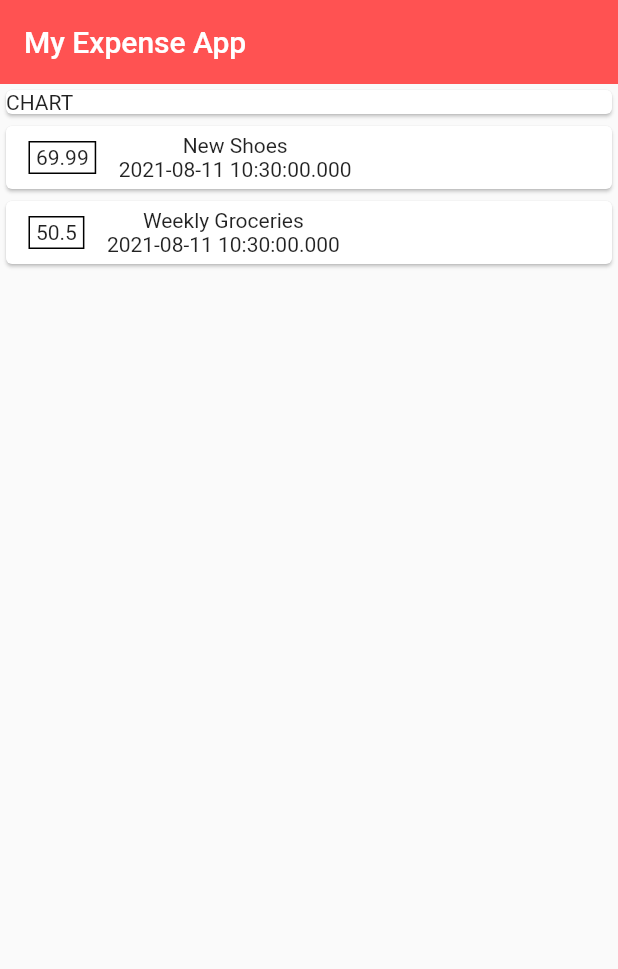
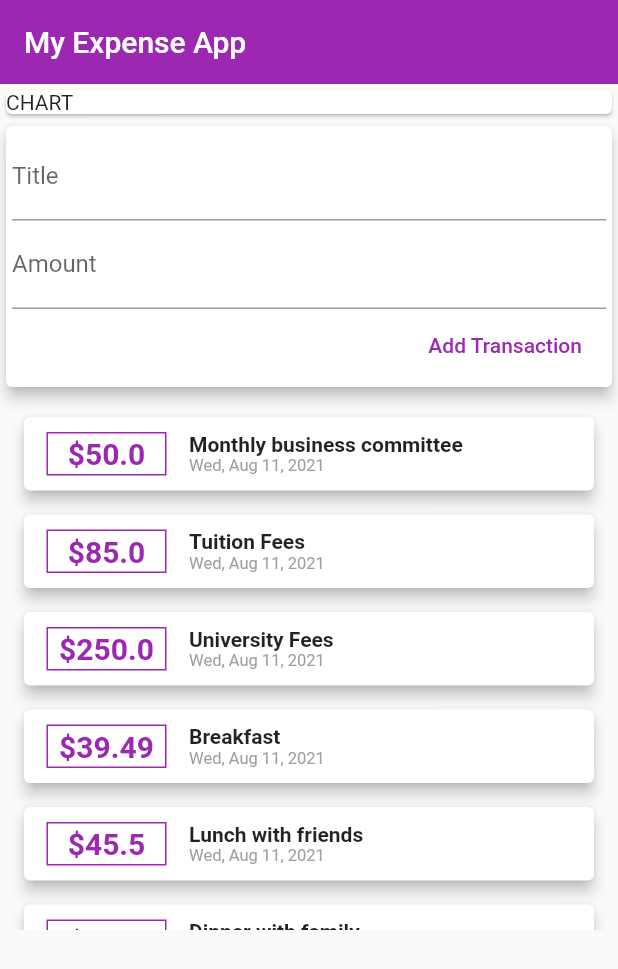
Before and after one commit to JahangirJadi/FlutterPersonalExpense, a Flutter app: the screen it shows after launch, on a phone screen of 412 x 824 dp. Shown: the top 969 px of the screen. Run offline on Flutter 3.47's test engine with Material 2 defaults, Android fonts, the phone set to English and light mode, and no system bars.

Commit message:
Dynamically adding transactions and updating in list

```diff
--- a/lib/main.dart
+++ b/lib/main.dart
@@ -1,25 +1,17 @@
+import 'package:flutter/cupertino.dart';
 import 'package:flutter/material.dart';
-import 'package:flutter_expense_app/model/transaction.dart';
+import 'package:flutter_expense_app/widgets/new_transaction.dart';
+import 'package:flutter_expense_app/widgets/transaction_list.dart';
+import 'package:flutter_expense_app/widgets/user_transaction.dart';
+import 'package:intl/intl.dart';
 
 void main() {
   runApp(MyHomePage());
 }
 
 class MyHomePage extends StatelessWidget {
-  final List<Transaction> transactions = [
-    Transaction(
-      id: 't1',
-      title: 'New Shoes',
-      amount: 69.99,
-      date: DateTime.now(),
-    ),
-    Transaction(
-      id: 't2',
-      title: 'Weekly Groceries',
-      amount: 50.5,
-      date: DateTime.now(),
-    ),
-  ];
+  var titleController = TextEditingController();
+  var amountController = TextEditingController();
 
   @override
   Widget build(BuildContext context) {
@@ -28,10 +20,11 @@ class MyHomePage extends StatelessWidget {
       home: Scaffold(
           appBar: AppBar(
             title: Text("My Expense App"),
-            backgroundColor: Colors.redAccent,
+            backgroundColor: Colors.purple,
             elevation: 0,
           ),
-          body: Column(
+          body: SingleChildScrollView(
+            child: Column(
               children: [
                 Card(
                   child: Container(
@@ -39,39 +32,9 @@ class MyHomePage extends StatelessWidget {
                     width: double.infinity,
                   ),
                 ),
-              Column(
-                children: transactions.map((tx) {
-                  return Card(
-                    child: Row(
-                      children: [
-                        Container(
-                          child: Text(
-                            tx.amount.toString(),
-                          ),
-                          margin: EdgeInsets.symmetric(
-                            vertical: 10,
-                            horizontal: 15,
-                          ),
-                          decoration: BoxDecoration(
-                            border: Border.all(
-                              color: Colors.black,
-                              width: 1.0,
-                            ),
-                          ),
-                          padding: EdgeInsets.symmetric(vertical: 2,horizontal: 4),
-                        ),
-                        Column(
-                          children: [
-                            Text(tx.title),
-                            Text(tx.date.toString()),
-                          ],
-                        )
+                UserTransactions(),
               ],
             ),
-                  );
-                }).toList(),
-              ),
-            ],
           )),
     );
   }
--- /dev/null
+++ b/lib/widgets/new_transaction.dart
@@ -0,0 +1,42 @@
+import 'package:flutter/material.dart';
+
+class NewTransaction extends StatelessWidget {
+  final Function addTransactionHandler;
+  final titleController = TextEditingController();
+  final amountController = TextEditingController();
+
+  NewTransaction(this.addTransactionHandler);
+
+  @override
+  Widget build(BuildContext context) {
+    return Card(
+      elevation: 4,
+      child: Container(
+        padding: EdgeInsets.all(4),
+        child: Column(
+          crossAxisAlignment: CrossAxisAlignment.end,
+          children: [
+            TextField(
+              controller: titleController,
+              decoration: InputDecoration(labelText: 'Title'),
+            ),
+            TextField(
+              controller: amountController,
+              decoration: InputDecoration(labelText: 'Amount'),
+            ),
+            FlatButton(
+              onPressed: () {
+                addTransactionHandler(
+                    titleController.text, double.parse(amountController.text));
+              },
+              child: Text(
+                'Add Transaction',
+                style: TextStyle(color: Colors.purple),
+              ),
+            ),
+          ],
+        ),
+      ),
+    );
+  }
+}
--- /dev/null
+++ b/lib/widgets/transaction_list.dart
@@ -0,0 +1,71 @@
+import 'package:flutter/material.dart';
+import 'package:flutter_expense_app/models/transaction.dart';
+import 'package:intl/intl.dart';
+
+class TransactionList extends StatelessWidget {
+  final List<Transaction> _userTransaction;
+
+  TransactionList(this._userTransaction);
+
+  @override
+  Widget build(BuildContext context) {
+    return Container(
+      margin: EdgeInsets.all(8),
+      height: 350,
+      child: ListView (
+        children: _userTransaction.map((tx) {
+          return Card(
+            elevation: 4,
+            margin: EdgeInsets.all(8),
+            child: Row(
+              children: [
+                Container(
+                  child: Text(
+                    '\$${tx.amount}',
+                    style: TextStyle(
+                      fontWeight: FontWeight.bold,
+                      fontSize: 20,
+                      color: Colors.purple,
+                    ),
+                  ),
+                  margin: EdgeInsets.symmetric(
+                    vertical: 10,
+                    horizontal: 15,
+                  ),
+                  decoration: BoxDecoration(
+                    border: Border.all(
+                      color: Colors.purple,
+                      width: 1.0,
+                    ),
+                  ),
+                  padding: EdgeInsets.symmetric(vertical: 2, horizontal: 4),
+                  width: 80,
+                  alignment: Alignment.center,
+                ),
+                Column(
+                  crossAxisAlignment: CrossAxisAlignment.start,
+                  children: [
+                    Text(
+                      tx.title,
+                      style: TextStyle(
+                          fontSize: 14, fontWeight: FontWeight.bold),
+                      textAlign: TextAlign.start,
+                    ),
+                    Text(
+                      DateFormat.yMMMEd().format(tx.date),
+                      style: TextStyle(
+                        color: Colors.grey,
+                        fontSize: 11,
+                      ),
+                      textAlign: TextAlign.left,
+                    ),
+                  ],
+                )
+              ],
+            ),
+          );
+        }).toList(),
+      ),
+    );
+  }
+}
--- /dev/null
+++ b/lib/widgets/user_transaction.dart
@@ -0,0 +1,91 @@
+import 'package:flutter/material.dart';
+import '../models/transaction.dart';
+import 'new_transaction.dart';
+import 'transaction_list.dart';
+
+class UserTransactions extends StatefulWidget {
+  @override
+  _UserTransactionsState createState() => _UserTransactionsState();
+}
+
+class _UserTransactionsState extends State<UserTransactions> {
+  final List<Transaction> _userTransaction = [
+    Transaction(
+      id: 't1',
+      title: 'Monthly business committee',
+      amount: 50.00,
+      date: DateTime.now(),
+    ),
+    Transaction(
+      id: 't1',
+      title: 'Tuition Fees',
+      amount: 85.00,
+      date: DateTime.now(),
+    ),
+    Transaction(
+      id: 't1',
+      title: 'University Fees',
+      amount: 250.00,
+      date: DateTime.now(),
+    ),
+    Transaction(
+      id: 't1',
+      title: 'Breakfast',
+      amount: 39.49,
+      date: DateTime.now(),
+    ),
+    Transaction(
+      id: 't1',
+      title: 'Lunch with friends',
+      amount: 45.50,
+      date: DateTime.now(),
+    ),
+    Transaction(
+      id: 't1',
+      title: 'Dinner with family',
+      amount: 55.00,
+      date: DateTime.now(),
+    ),
+    Transaction(
+      id: 't1',
+      title: 'Shopping',
+      amount: 72.35,
+      date: DateTime.now(),
+    ),
+    Transaction(
+      id: 't1',
+      title: 'New Shoes',
+      amount: 69.99,
+      date: DateTime.now(),
+    ),
+    Transaction(
+      id: 't2',
+      title: 'Weekly Groceries',
+      amount: 50.5,
+      date: DateTime.now(),
+    ),
+  ];
+
+  void _addNewTransaction(String title, double amount) {
+    final newTx = Transaction(
+      id: DateTime.now().toString(),
+      title: title,
+      amount: amount,
+      date: DateTime.now(),
+    );
+
+   setState(() {
+     _userTransaction.add(newTx);
+   });
+  }
+
+  @override
+  Widget build(BuildContext context) {
+    return Column(
+      children: [
+        NewTransaction(_addNewTransaction),
+        TransactionList(_userTransaction),
+      ],
+    );
+  }
+}
--- a/pubspec.yaml
+++ b/pubspec.yaml
@@ -23,6 +23,7 @@ environment:
 dependencies:
   flutter:
     sdk: flutter
+  intl: ^0.17.0
 
 
   # The following adds the Cupertino Icons font to your application.
```
Also changed, not shown: lib/models/transaction.dart (renamed from lib/model/transaction.dart), pubspec.lock, 1 other file. Lines whose indentation alone changed are shown as unchanged.
